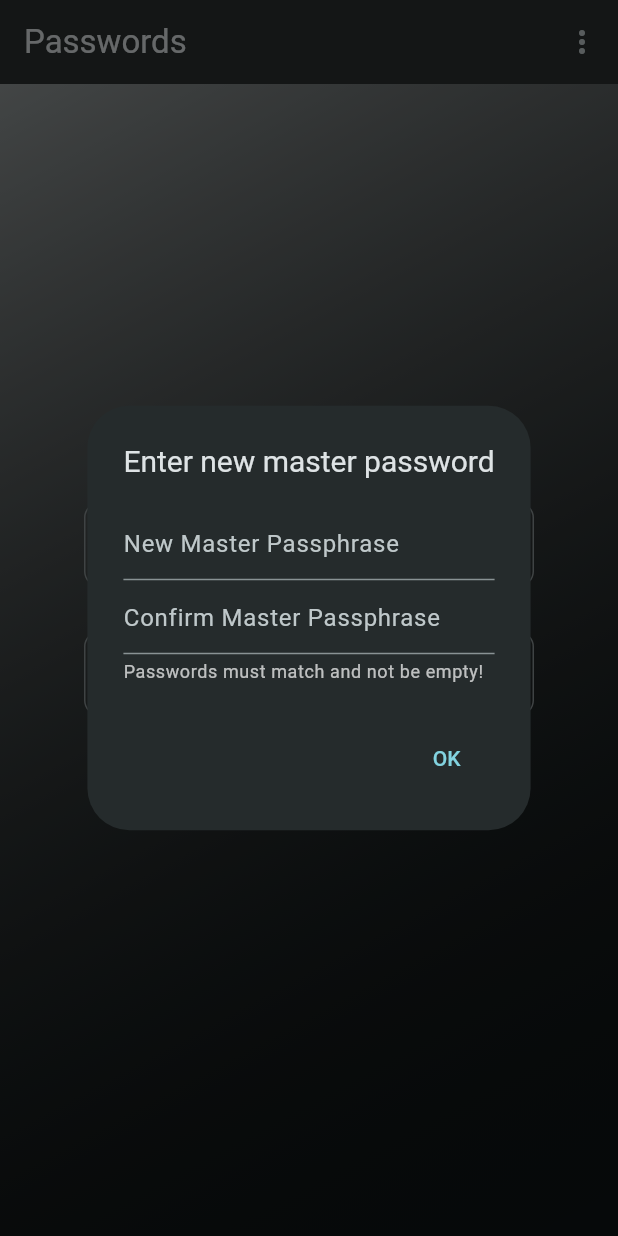
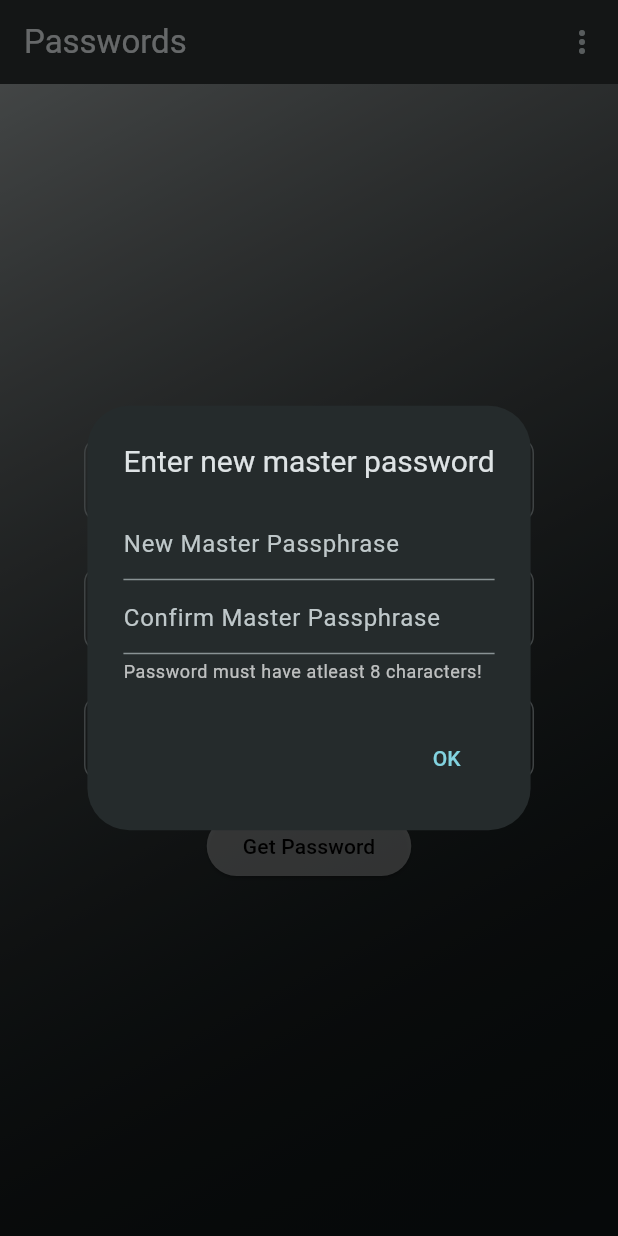
Before and after one commit to mdanisulh/passify, a Flutter app: the screen it shows after launch, on a phone screen of 412 x 824 dp. Run offline on Flutter 3.47's test engine with Material 2 defaults, Android fonts, the phone set to English and light mode, and no system bars; our stand-ins replace shared_preferences.

Commit message:
added functionality to change password length and some minor changes

```diff
--- a/lib/home_page.dart
+++ b/lib/home_page.dart
@@ -18,6 +18,7 @@ class _HomePageState extends State<HomePage> {
 
   late final TextEditingController _name;
   late final TextEditingController _masterPasswd;
+  late final TextEditingController _passwdLength;
 
   bool _passwordVisible = false;
   bool errorPasswd = false;
@@ -27,6 +28,7 @@ class _HomePageState extends State<HomePage> {
   void initState() {
     _name = TextEditingController();
     _masterPasswd = TextEditingController();
+    _passwdLength = TextEditingController();
     checkMasterPasswd();
     super.initState();
   }
@@ -169,6 +171,35 @@ class _HomePageState extends State<HomePage> {
                 ),
               ),
             ),
+            const SizedBox(height: 30),
+            Center(
+              child: SizedBox(
+                width: 300,
+                child: TextField(
+                  controller: _passwdLength,
+                  keyboardType: TextInputType.number,
+                  decoration: InputDecoration(
+                    hintText: 'Default=16',
+                    label: Text(
+                      "Password Length",
+                      style: TextStyle(color: colorName),
+                    ),
+                    border: OutlineInputBorder(
+                      borderSide: BorderSide(color: colorName, width: 2),
+                      borderRadius: const BorderRadius.all(
+                        Radius.circular(10),
+                      ),
+                    ),
+                    focusedBorder: OutlineInputBorder(
+                      borderSide: BorderSide(color: colorName, width: 3),
+                      borderRadius: const BorderRadius.all(
+                        Radius.circular(15),
+                      ),
+                    ),
+                  ),
+                ),
+              ),
+            ),
             const SizedBox(height: 20),
             Center(
               child: ElevatedButton(
@@ -195,17 +226,31 @@ class _HomePageState extends State<HomePage> {
 
   Future<void> check() async {
     final SharedPreferences prefs = await _prefs;
-    var passwdSHA = sha512.convert(utf8.encode(_masterPasswd.text));
+    var masterPasswd = _masterPasswd.text.trim();
+    var name = _name.text.trim();
+    var passwdSHA = sha512.convert(utf8.encode(masterPasswd));
     final String? masterSHA = prefs.getString('masterSHA');
-    if (_name.text.isEmpty) {
+    if (name.isEmpty) {
       errorName = true;
       setState(() {});
     } else if (passwdSHA.toString() == masterSHA) {
       errorPasswd = false;
       errorName = false;
-      await Clipboard.setData(ClipboardData(text: calculate(_name.text, _masterPasswd.text))).then((_) {
-        ScaffoldMessenger.of(context).showSnackBar(const SnackBar(content: Text('Password copied to clipboard successfully!')));
-      });
+      String passwd;
+      if ((_passwdLength.text.isNotEmpty && int.parse(_passwdLength.text) >= 8 && int.parse(_passwdLength.text) <= 32) || _passwdLength.text.isEmpty) {
+        if (_passwdLength.text.isNotEmpty) {
+          passwd = calculate(name: name, masterPasswd: masterPasswd, passwdLength: int.parse(_passwdLength.text));
+        } else {
+          passwd = calculate(name: name, masterPasswd: masterPasswd);
+        }
+        await Clipboard.setData(ClipboardData(text: passwd)).then((_) {
+          ScaffoldMessenger.of(context).showSnackBar(const SnackBar(content: Text('Password copied to clipboard successfully!')));
+        });
+      } else {
+        if (context.mounted) {
+          ScaffoldMessenger.of(context).showSnackBar(const SnackBar(content: Text('Password length must be between 8 and 32!')));
+        }
+      }
       setState(() {});
     } else {
       errorPasswd = true;
@@ -257,7 +302,7 @@ class _HomePageState extends State<HomePage> {
                       keyboardType: TextInputType.text,
                       decoration: const InputDecoration(
                         hintText: "Confirm Master Passphrase",
-                        helperText: "Passwords must match and not be empty!",
+                        helperText: "Password must have atleast 8 characters!",
                         helperStyle: TextStyle(color: Colors.white70),
                       ),
                     ),
@@ -268,17 +313,19 @@ class _HomePageState extends State<HomePage> {
                 TextButton(
                   child: const Text('OK'),
                   onPressed: () async {
-                    if (textFieldController.text == confirmController.text && confirmController.text.isNotEmpty) {
-                      var passwdSHA = sha512.convert(utf8.encode(textFieldController.text));
+                    var text = textFieldController.text.trim();
+                    var confirm = confirmController.text.trim();
+                    if (text == confirm && text.length >= 8) {
+                      var passwdSHA = sha512.convert(utf8.encode(text));
                       await prefs.setString('masterSHA', passwdSHA.toString());
                       if (mounted) {
                         Navigator.pop(context);
                       }
                     } else {
-                      if (textFieldController.text != confirmController.text) {
+                      if (text != confirm) {
                         ScaffoldMessenger.of(context).showSnackBar(const SnackBar(content: Text('Passwords does not match!')));
-                      } else if (textFieldController.text.isEmpty) {
-                        ScaffoldMessenger.of(context).showSnackBar(const SnackBar(content: Text('Password must have at least one character!')));
+                      } else if (text.length < 8) {
+                        ScaffoldMessenger.of(context).showSnackBar(const SnackBar(content: Text('Password must have at least 8 characters!')));
                       }
                     }
                   },
--- a/lib/password.dart
+++ b/lib/password.dart
@@ -2,9 +2,9 @@ import 'dart:convert';
 
 import 'package:crypto/crypto.dart';
 
-String calculate(String name, String masterPasswd) {
+String calculate({String name = "", String masterPasswd = "", int passwdLength = 16}) {
   String ch = "ABCDEFGHIJKLMNOPQRSTUVWXYZabcdefghijklmnopqrstuvwxyz0123456789!@#\$%^&*", passwd = "";
-  int masterPasswdSize = masterPasswd.length, nameSize = name.length, n = ch.length, passwdLength = 16;
+  int masterPasswdSize = masterPasswd.length, nameSize = name.length, n = ch.length;
   name = name.toLowerCase();
   masterPasswd = "_${masterPasswd}_";
   name = "_${name}_";
```
